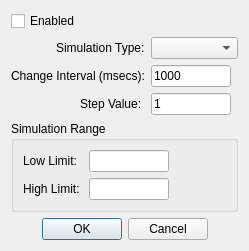
Above: src/dialogs/dialogautosimulation.ui from sanny32/OpenModSim before the change. Below: the same form after it.
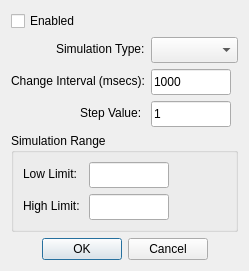
That is the form after the change. Custom widgets are drawn as their Qt base class.

The edit to the form file:
```diff
--- a/src/dialogs/dialogautosimulation.ui
+++ b/src/dialogs/dialogautosimulation.ui
@@ -34,7 +34,7 @@
       </widget>
      </item>
      <item row="0" column="1">
-      <widget class="SimulationModeComboBox" name="comboBoxSimulationType"/>
+      <widget class="SimulationModeComboBox" name="comboBoxSimulationType"><property name="minimumSize"><size><width>0</width><height>26</height></size></property></widget>
      </item>
      <item row="1" column="1">
       <widget class="NumericLineEdit" name="lineEditInterval">
@@ -43,7 +43,7 @@
          <horstretch>0</horstretch>
          <verstretch>0</verstretch>
         </sizepolicy>
-       </property>
+       </property><property name="minimumSize"><size><width>0</width><height>26</height></size></property>
        <property name="maximumSize">
         <size>
          <width>80</width>
@@ -76,7 +76,7 @@
          <horstretch>0</horstretch>
          <verstretch>0</verstretch>
         </sizepolicy>
-       </property>
+       </property><property name="minimumSize"><size><width>0</width><height>26</height></size></property>
        <property name="maximumSize">
         <size>
          <width>80</width>
@@ -110,7 +110,7 @@
           <horstretch>0</horstretch>
           <verstretch>0</verstretch>
          </sizepolicy>
-        </property>
+        </property><property name="minimumSize"><size><width>0</width><height>26</height></size></property>
         <property name="maximumSize">
          <size>
           <width>80</width>
@@ -133,7 +133,7 @@
           <horstretch>0</horstretch>
           <verstretch>0</verstretch>
          </sizepolicy>
-        </property>
+        </property><property name="minimumSize"><size><width>0</width><height>26</height></size></property>
         <property name="maximumSize">
          <size>
           <width>80</width>
```
Left out of the diff: 2 changed lines with no effect on the pictures.
